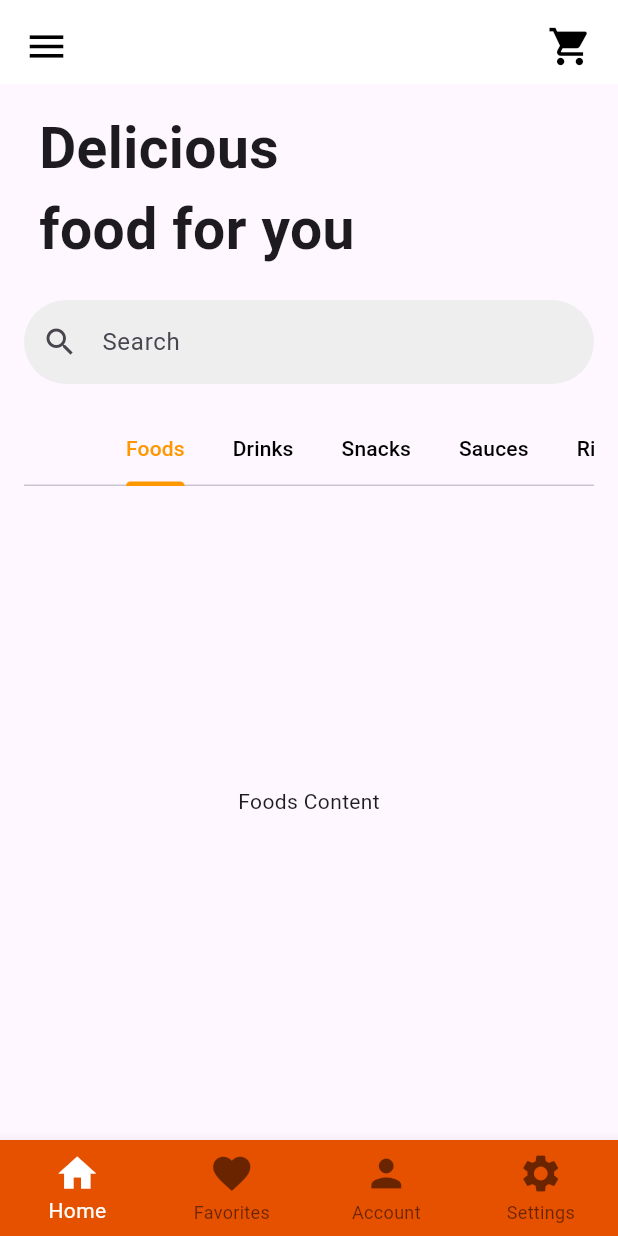
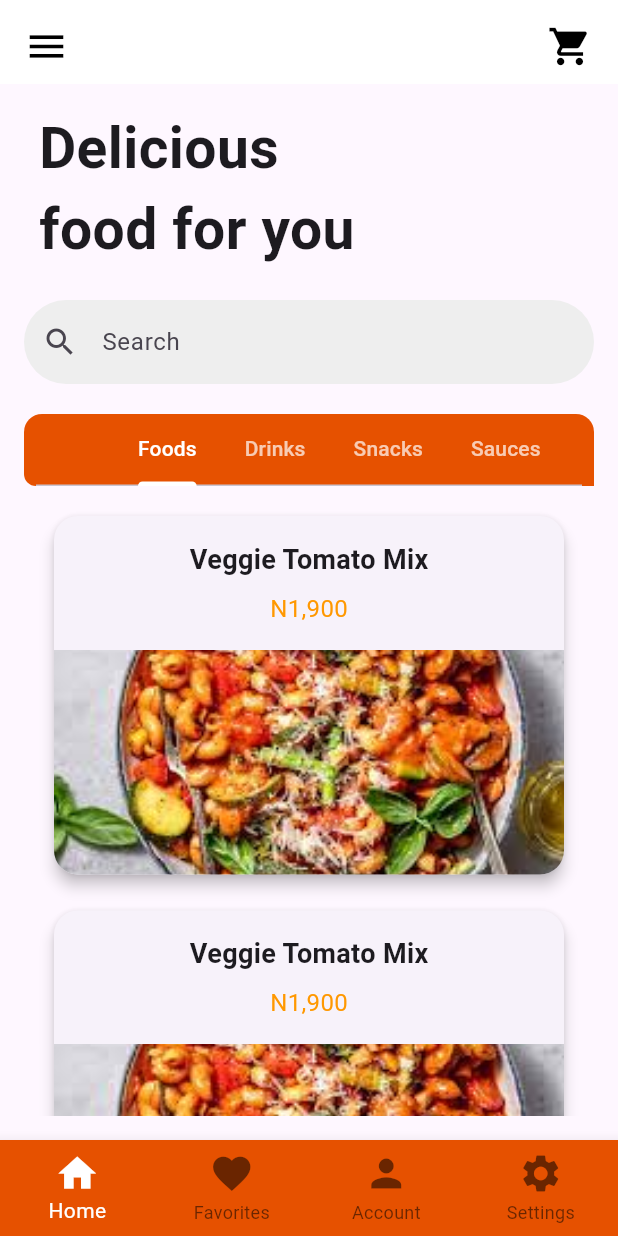
Before and after one commit to bilalarshad16/restaurant_app, a Flutter app: the Home screen opened by its route, on a phone screen of 412 x 824 dp. Run offline on Flutter 3.47's test engine with Material 3 defaults, Android fonts, the phone set to English and light mode, and no system bars.

Commit message:
friday's work

```diff
--- a/lib/home/home.dart
+++ b/lib/home/home.dart
@@ -4,7 +4,7 @@ class Home extends StatelessWidget {
   @override
   Widget build(BuildContext context) {
     return DefaultTabController(
-      length: 5, // Number of tabs, adjust as needed
+      length: 5, // Number of tabs
       child: Scaffold(
         appBar: AppBar(
           backgroundColor: Colors.white,
@@ -12,21 +12,18 @@ class Home extends StatelessWidget {
           leading: Padding(
             padding: const EdgeInsets.all(8.0),
             child: IconButton(
-              icon: Icon(Icons.menu, color: Colors.black, size: 30),
-              onPressed: () {
-                // Add functionality here
-              },
+              icon: const Icon(Icons.menu, color: Colors.black, size: 30),
+              onPressed: () {},
             ),
           ),
           actions: [
             Padding(
               padding: const EdgeInsets.all(8.0),
               child: IconButton(
-                icon:
-                    Icon(Icons.shopping_cart, color: Colors.black, size: 30.0),
+                icon: const Icon(Icons.shopping_cart,
+                    color: Colors.black, size: 30),
                 onPressed: () {
-                  Navigator.pushNamed(
-                      context, '/orders'); // Assuming you will define routes
+                  Navigator.pushNamed(context, '/orders');
                 },
               ),
             ),
@@ -37,32 +34,26 @@ class Home extends StatelessWidget {
           child: Column(
             crossAxisAlignment: CrossAxisAlignment.start,
             children: [
-              Padding(
-                padding: const EdgeInsets.only(left: 10.0),
+              const Padding(
+                padding: EdgeInsets.only(left: 10.0),
                 child: Text(
                   'Delicious',
-                  style: TextStyle(
-                    fontSize: 38,
-                    fontWeight: FontWeight.bold,
+                  style: TextStyle(fontSize: 38, fontWeight: FontWeight.bold),
                 ),
               ),
-              ),
-              Padding(
-                padding: const EdgeInsets.only(left: 10.0),
+              const Padding(
+                padding: EdgeInsets.only(left: 10.0),
                 child: Text(
                   'food for you',
-                  style: TextStyle(
-                    fontSize: 38,
-                    fontWeight: FontWeight.bold,
+                  style: TextStyle(fontSize: 38, fontWeight: FontWeight.bold),
                 ),
               ),
-              ),
-              SizedBox(height: 20),
+              const SizedBox(height: 20),
               TextField(
                 decoration: InputDecoration(
                   filled: true,
                   fillColor: Colors.grey[200],
-                  prefixIcon: Icon(Icons.search),
+                  prefixIcon: const Icon(Icons.search),
                   hintText: 'Search',
                   border: OutlineInputBorder(
                     borderRadius: BorderRadius.circular(30),
@@ -70,30 +61,39 @@ class Home extends StatelessWidget {
                   ),
                 ),
               ),
-              SizedBox(height: 20),
-              TabBar(
-                isScrollable: true, // Enables horizontal scrolling
-                indicatorColor: Colors.orange,
-                labelColor: Colors.orange,
-                unselectedLabelColor: Colors.black,
+              const SizedBox(height: 20),
+              Container(
+                decoration: BoxDecoration(
+                  color: Colors.orange[900],
+                  borderRadius: const BorderRadius.only(
+                    topLeft: Radius.circular(12),
+                    topRight: Radius.circular(12),
+                    bottomLeft: Radius.circular(8),
+                  ),
+                ),
+                padding: const EdgeInsets.symmetric(horizontal: 8),
+                child: const TabBar(
+                  isScrollable: true,
+                  indicatorColor: Colors.white,
+                  labelColor: Colors.white,
+                  unselectedLabelColor: Colors.white70,
                   tabs: [
                     Tab(text: 'Foods'),
                     Tab(text: 'Drinks'),
                     Tab(text: 'Snacks'),
                     Tab(text: 'Sauces'),
                     Tab(text: 'Rice'),
-                  // Add more tabs as needed
                   ],
+                ),
               ),
               Expanded(
                 child: TabBarView(
                   children: [
-                    Center(child: Text('Foods Content')),
-                    Center(child: Text('Drinks Content')),
-                    Center(child: Text('Snacks Content')),
-                    Center(child: Text('Sauces Content')),
-                    Center(child: Text('Rice Content')),
-                    // Add corresponding content for more tabs
+                    MenuList(), // Foods Tab
+                    MenuList(), // Drinks Tab
+                    MenuList(), // Snacks Tab
+                    MenuList(), // Sauces Tab
+                    MenuList(), // Rice Tab
                   ],
                 ),
               ),
@@ -104,35 +104,85 @@ class Home extends StatelessWidget {
           backgroundColor: Colors.orange[900],
           fixedColor: Colors.white,
           type: BottomNavigationBarType.fixed,
-          items: [
+          items: const [
             BottomNavigationBarItem(
-              icon: Icon(
-                Icons.home,
-                size: 30.0,
-              ),
-              label: 'Home',
-            ),
+                icon: Icon(Icons.home, size: 30.0), label: 'Home'),
             BottomNavigationBarItem(
-              icon: Icon(Icons.favorite, size: 30.0),
-              label: 'Favorites',
-            ),
+                icon: Icon(Icons.favorite, size: 30.0), label: 'Favorites'),
             BottomNavigationBarItem(
-              icon: Icon(
-                Icons.person,
-                size: 30.0,
-              ),
-              label: 'Account',
-            ),
+                icon: Icon(Icons.person, size: 30.0), label: 'Account'),
             BottomNavigationBarItem(
-              icon: Icon(
-                Icons.settings,
-                size: 30.0,
-              ),
-              label: 'Settings',
-            ),
+                icon: Icon(Icons.settings, size: 30.0), label: 'Settings'),
           ],
         ),
       ),
     );
   }
 }
+
+class MenuList extends StatelessWidget {
+  @override
+  Widget build(BuildContext context) {
+    return ListView.builder(
+      padding: EdgeInsets.all(16),
+      itemCount: 4, // Number of times to show the MenuCard
+      itemBuilder: (context, index) {
+        return Padding(
+          padding: const EdgeInsets.only(bottom: 16.0),
+          child: MenuCard(
+            title: 'Veggie Tomato Mix',
+            price: 'N1,900',
+            imagePath: 'assets/veggie.jpg', // Local asset image
+          ),
+        );
+      },
+    );
+  }
+}
+
+class MenuCard extends StatelessWidget {
+  final String title;
+  final String price;
+  final String imagePath; // Changed from imageUrl
+
+  const MenuCard(
+      {required this.title, required this.price, required this.imagePath});
+
+  @override
+  Widget build(BuildContext context) {
+    return Card(
+      shape: RoundedRectangleBorder(borderRadius: BorderRadius.circular(16)),
+      elevation: 4,
+      child: Column(
+        crossAxisAlignment: CrossAxisAlignment.center,
+        children: [
+          Padding(
+            padding: const EdgeInsets.all(16.0),
+            child: Column(
+              children: [
+                Text(
+                  title,
+                  style: const TextStyle(
+                      fontSize: 18, fontWeight: FontWeight.bold),
+                ),
+                const SizedBox(height: 8),
+                Text(
+                  price,
+                  style: const TextStyle(fontSize: 16, color: Colors.orange),
+                ),
+              ],
+            ),
+          ),
+          ClipRRect(
+            borderRadius: BorderRadius.only(
+              bottomLeft: Radius.circular(16),
+              bottomRight: Radius.circular(16),
+            ),
+            child: Image.asset(imagePath,
+                fit: BoxFit.cover, height: 150, width: double.infinity),
+          ),
+        ],
+      ),
+    );
+  }
+}
--- a/pubspec.yaml
+++ b/pubspec.yaml
@@ -56,6 +56,7 @@ flutter:
     - assets/shopping-cart.png
     - assets/Vector.png
     - assets/Group 66.png
+    - assets/veggie.jpg
   # The following line ensures that the Material Icons font is
   # included with your application, so that you can use the icons in
   # the material Icons class.
```
Also changed, not shown: assets/veggie.jpg (added). Lines whose indentation alone changed are shown as unchanged.
